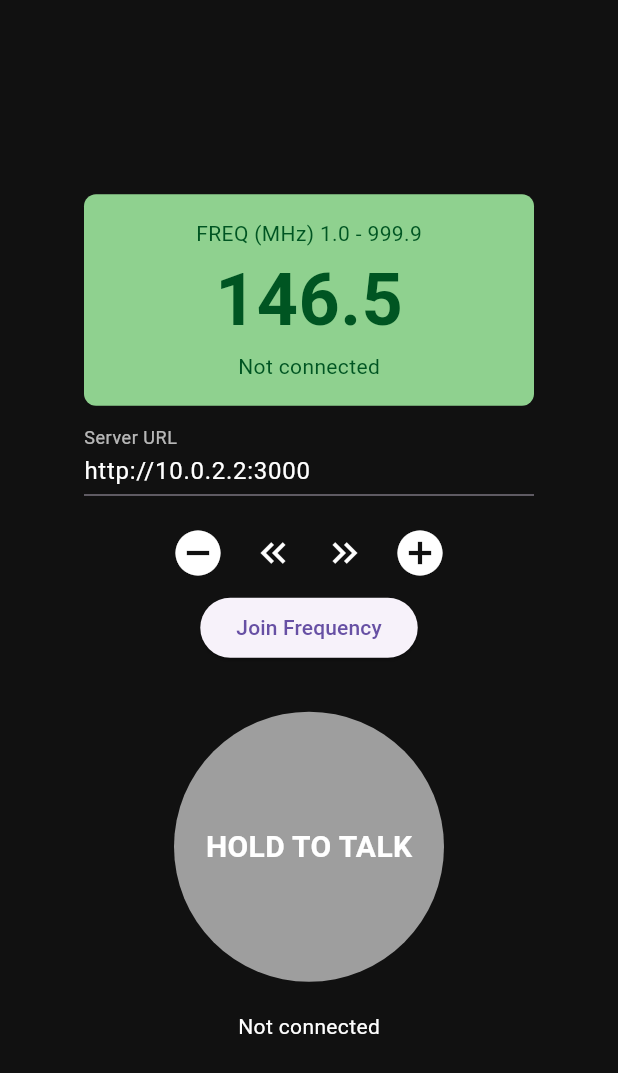
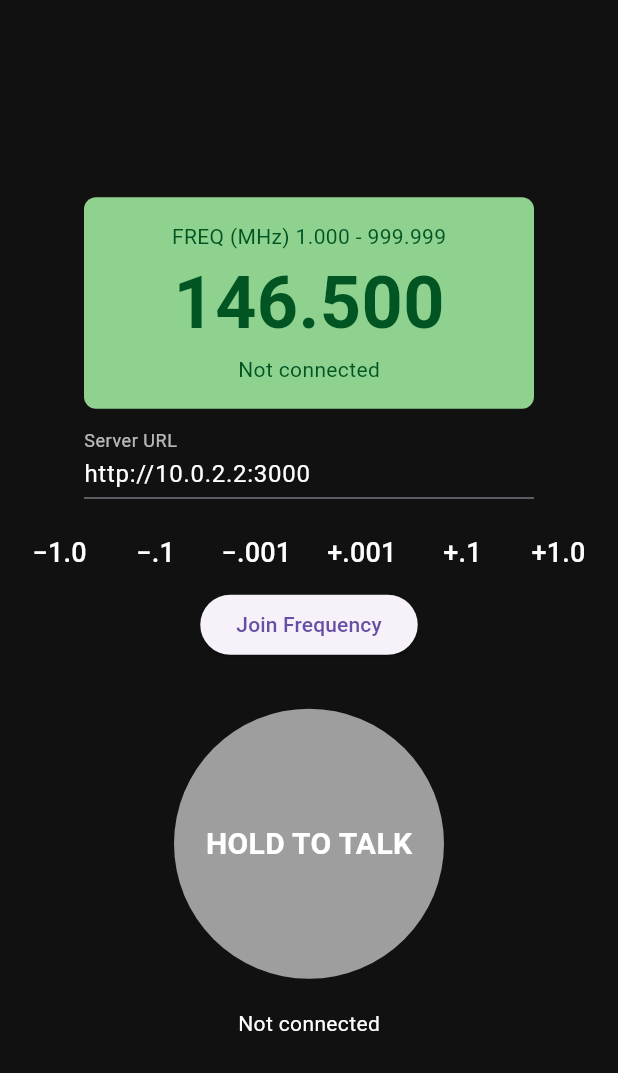
Before and after one commit to rohitrot738/walkie-talkie-, a Flutter app: the WalkieScreen screen opened directly, after a tap on "Join Frequency", on a phone screen of 412 x 824 dp. Shown: the top 1073 px of the screen. Run offline on Flutter 3.47's test engine with Material 3 defaults, Android fonts, the phone set to English and light mode, and no system bars; our stand-ins replace permission_handler, shared_preferences, socket_io_client; missing offline and left inert: flutter_foreground_task, flutter_webrtc; accounts and stored records are empty; network calls fail; statements that could not run were skipped.

Commit message:
Frequency with 3 decimal places (1.000-999.999 MHz)
Co-authored-by: copilot-swe-agent[bot] <198982749+Copilot@users.noreply.github.com>

```diff
--- a/mobile/lib/main.dart
+++ b/mobile/lib/main.dart
@@ -9,7 +9,8 @@ import 'package:socket_io_client/socket_io_client.dart' as io;
 
 // Default server; app ke andar "Server" field se badla ja sakta hai
 const defaultServerUrl = String.fromEnvironment('SERVER_URL', defaultValue: 'http://10.0.2.2:3000');
-const minFreq = 1.0, maxFreq = 999.9;
+// Frequency 3 decimal tak (1 unit = 0.001 MHz)
+const minFreq = 1000, maxFreq = 999999;
 
 void main() {
   FlutterForegroundTask.initCommunicationPort();
@@ -33,7 +34,7 @@ class _WalkieScreenState extends State<WalkieScreen> {
   MediaStream? stream;
   final Map<String, RTCPeerConnection> pcs = {};
   final Map<String, List<RTCIceCandidate>> pendingIce = {};
-  double freq = 146.5;
+  int freq = 146500;
   bool joined = false, talking = false;
   String status = 'Not connected';
   int count = 0;
@@ -169,7 +170,7 @@ class _WalkieScreenState extends State<WalkieScreen> {
       await done.future.timeout(const Duration(seconds: 8), onTimeout: () {});
       if (!socket.connected) return;
     }
-    socket.emitWithAck('join', freq.toStringAsFixed(1), ack: (res) async {
+    socket.emitWithAck('join', _freqText, ack: (res) async {
       if (res['error'] != null) {
         setState(() => status = res['error']);
         return;
@@ -208,10 +209,30 @@ class _WalkieScreenState extends State<WalkieScreen> {
     setState(() => talking = false);
   }
 
-  void _step(double d) => setState(() {
-        freq = ((freq + d) * 10).round() / 10;
-        freq = freq.clamp(minFreq, maxFreq);
+  void _step(int d) => setState(() {
+        freq = (freq + d).clamp(minFreq, maxFreq).toInt();
       });
+
+  String get _freqText => (freq / 1000).toStringAsFixed(3);
+
+  Future<void> _editFreq() async {
+    final c = TextEditingController(text: _freqText);
+    final v = await showDialog<String>(
+      context: context,
+      builder: (ctx) => AlertDialog(
+        title: const Text('Frequency (MHz)'),
+        content: TextField(
+          controller: c,
+          autofocus: true,
+          keyboardType: const TextInputType.numberWithOptions(decimal: true),
+          decoration: const InputDecoration(hintText: '1.000 - 999.999'),
+        ),
+        actions: [TextButton(onPressed: () => Navigator.pop(ctx, c.text), child: const Text('OK'))],
+      ),
+    );
+    final parsed = double.tryParse(v ?? '');
+    if (parsed != null) setState(() => freq = (parsed * 1000).round().clamp(minFreq, maxFreq).toInt());
+  }
 
   @override
   void dispose() {
@@ -234,9 +255,12 @@ class _WalkieScreenState extends State<WalkieScreen> {
               padding: const EdgeInsets.all(16),
               decoration: BoxDecoration(color: const Color(0xFF8FD18F), borderRadius: BorderRadius.circular(8)),
               child: Column(children: [
-                const Text('FREQ (MHz) 1.0 - 999.9', style: TextStyle(color: Color(0xFF005522))),
-                Text(freq.toStringAsFixed(1),
-                    style: const TextStyle(fontSize: 48, fontWeight: FontWeight.bold, color: Color(0xFF005522))),
+                const Text('FREQ (MHz) 1.000 - 999.999', style: TextStyle(color: Color(0xFF005522))),
+                GestureDetector(
+                  onTap: _editFreq,
+                  child: Text(_freqText,
+                      style: const TextStyle(fontSize: 48, fontWeight: FontWeight.bold, color: Color(0xFF005522))),
+                ),
                 Text(joined ? '$count on this frequency' : 'Not connected',
                     style: const TextStyle(color: Color(0xFF005522))),
               ]),
@@ -252,11 +276,13 @@ class _WalkieScreenState extends State<WalkieScreen> {
               ),
             ),
             const SizedBox(height: 12),
-            Row(mainAxisSize: MainAxisSize.min, children: [
-              IconButton(color: Colors.white, iconSize: 36, icon: const Icon(Icons.remove_circle), onPressed: () => _step(-0.1)),
-              IconButton(color: Colors.white, iconSize: 28, icon: const Icon(Icons.keyboard_double_arrow_left), onPressed: () => _step(-10)),
-              IconButton(color: Colors.white, iconSize: 28, icon: const Icon(Icons.keyboard_double_arrow_right), onPressed: () => _step(10)),
-              IconButton(color: Colors.white, iconSize: 36, icon: const Icon(Icons.add_circle), onPressed: () => _step(0.1)),
+            Wrap(alignment: WrapAlignment.center, children: [
+              for (final d in [-1000, -100, -1, 1, 100, 1000])
+                TextButton(
+                  onPressed: () => _step(d),
+                  child: Text('${d < 0 ? '−' : '+'}${(d.abs() / 1000).toString().replaceFirst(RegExp(r'^0(?=\.)'), '')}',
+                      style: const TextStyle(color: Colors.white, fontSize: 18)),
+                ),
             ]),
             ElevatedButton(onPressed: _join, child: const Text('Join Frequency')),
             const SizedBox(height: 32),
```
Also changed, not shown: 3 other files.
